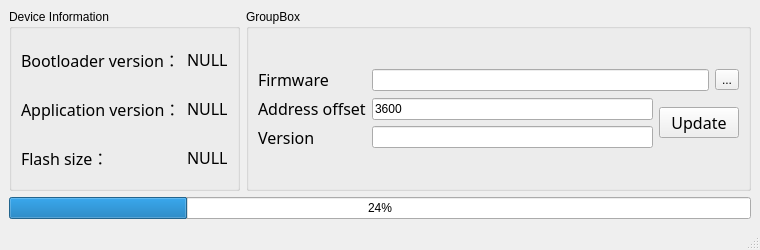
The window that UpdateFirmware/updatefirmware.ui (RainRainLiu/LynnFly-Station) describes before a commit, drawn with Qt 5.
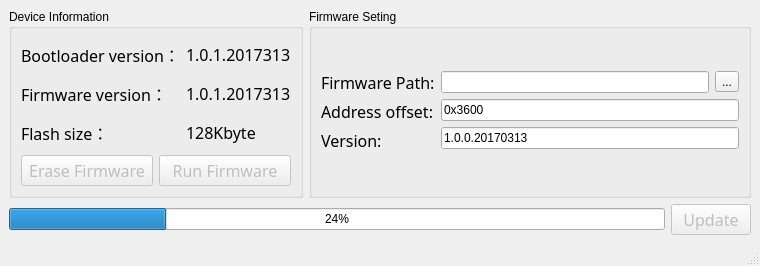
The same window after the commit. Icons and pictures are not drawn.

```diff
--- a/UpdateFirmware/updatefirmware.ui
+++ b/UpdateFirmware/updatefirmware.ui
@@ -7,24 +7,26 @@
     <x>0</x>
     <y>0</y>
     <width>760</width>
-    <height>250</height>
+    <height>266</height>
    </rect>
   </property>
   <property name="windowTitle">
    <string>MainWindow</string>
   </property>
   <widget class="QWidget" name="centralwidget">
+   <layout class="QGridLayout" name="gridLayout_15">
+    <item row="0" column="0">
+     <layout class="QGridLayout" name="gridLayout_14">
+      <item row="0" column="0">
    <layout class="QGridLayout" name="gridLayout_12">
     <item row="0" column="0">
-     <layout class="QGridLayout" name="gridLayout_11">
-      <item row="0" column="0">
-       <layout class="QGridLayout" name="gridLayout_10">
-        <item row="0" column="0">
          <widget class="QGroupBox" name="groupBox">
           <property name="title">
            <string>Device Information</string>
           </property>
-          <layout class="QGridLayout" name="gridLayout_4">
+          <layout class="QGridLayout" name="gridLayout_11">
+           <item row="0" column="0">
+            <layout class="QGridLayout" name="gridLayout_10">
            <item row="0" column="0">
             <layout class="QGridLayout" name="gridLayout_3">
              <item row="0" column="0">
@@ -51,7 +53,7 @@
                   </font>
                  </property>
                  <property name="text">
-                  <string>Application version：</string>
+                    <string>Firmware version：</string>
                  </property>
                 </widget>
                </item>
@@ -81,7 +83,7 @@
                   </font>
                  </property>
                  <property name="text">
-                  <string>NULL</string>
+                    <string>1.0.1.2017313</string>
                  </property>
                 </widget>
                </item>
@@ -94,7 +96,7 @@
                   </font>
                  </property>
                  <property name="text">
-                  <string>NULL</string>
+                    <string>1.0.1.2017313</string>
                  </property>
                 </widget>
                </item>
@@ -107,7 +109,65 @@
                   </font>
                  </property>
                  <property name="text">
-                  <string>NULL</string>
+                    <string>128Kbyte</string>
+                   </property>
+                  </widget>
+                 </item>
+                </layout>
+               </item>
+              </layout>
+             </item>
+             <item row="1" column="0">
+              <layout class="QGridLayout" name="gridLayout_4">
+               <item row="0" column="0">
+                <widget class="QPushButton" name="eraseButton">
+                 <property name="enabled">
+                  <bool>false</bool>
+                 </property>
+                 <property name="font">
+                  <font>
+                   <family>宋体</family>
+                   <pointsize>12</pointsize>
+                  </font>
+                 </property>
+                 <property name="text">
+                  <string>Erase Firmware</string>
+                 </property>
+                 <property name="icon">
+                  <iconset resource="../ico.qrc">
+                   <normaloff>:/ico/ico/empty_bin.png</normaloff>:/ico/ico/empty_bin.png</iconset>
+                 </property>
+                 <property name="iconSize">
+                  <size>
+                   <width>32</width>
+                   <height>32</height>
+                  </size>
+                 </property>
+                </widget>
+               </item>
+               <item row="0" column="1">
+                <widget class="QPushButton" name="runButton">
+                 <property name="enabled">
+                  <bool>false</bool>
+                 </property>
+                 <property name="font">
+                  <font>
+                   <family>宋体</family>
+                   <pointsize>12</pointsize>
+                  </font>
+                 </property>
+                 <property name="text">
+                  <string>Run Firmware</string>
+                 </property>
+                 <property name="icon">
+                  <iconset resource="../ico.qrc">
+                   <normaloff>:/ico/ico/jump.png</normaloff>:/ico/ico/jump.png</iconset>
+                 </property>
+                 <property name="iconSize">
+                  <size>
+                   <width>32</width>
+                   <height>32</height>
+                  </size>
                  </property>
                 </widget>
                </item>
@@ -121,11 +181,11 @@
         <item row="0" column="1">
          <widget class="QGroupBox" name="groupBox_2">
           <property name="title">
-           <string>GroupBox</string>
+           <string>Firmware Seting</string>
           </property>
-          <layout class="QGridLayout" name="gridLayout_14">
+          <layout class="QGridLayout" name="gridLayout_9">
            <item row="0" column="0">
-            <layout class="QGridLayout" name="gridLayout_13">
+            <layout class="QGridLayout" name="gridLayout_8">
              <item row="0" column="0">
               <layout class="QGridLayout" name="gridLayout_6">
                <item row="0" column="0">
@@ -137,7 +197,7 @@
                   </font>
                  </property>
                  <property name="text">
-                  <string>Firmware</string>
+                  <string>Firmware Path:</string>
                  </property>
                 </widget>
                </item>
@@ -150,7 +210,7 @@
                   </font>
                  </property>
                  <property name="text">
-                  <string>Address offset</string>
+                  <string>Address offset:</string>
                  </property>
                 </widget>
                </item>
@@ -163,14 +223,14 @@
                   </font>
                  </property>
                  <property name="text">
-                  <string>Version</string>
+                  <string>Version:</string>
                  </property>
                 </widget>
                </item>
               </layout>
              </item>
              <item row="0" column="1">
-              <layout class="QGridLayout" name="gridLayout_9">
+              <layout class="QGridLayout" name="gridLayout_7">
                <item row="0" column="0">
                 <layout class="QGridLayout" name="gridLayout_5">
                  <item row="0" column="0">
@@ -186,31 +246,16 @@
                 </layout>
                </item>
                <item row="1" column="0">
-                <layout class="QGridLayout" name="gridLayout_8">
-                 <item row="0" column="0">
-                  <layout class="QGridLayout" name="gridLayout_7">
-                   <item row="0" column="0">
-                    <widget class="QLineEdit" name="lineEdit_2">
+                <widget class="QLineEdit" name="addressEdit">
                      <property name="text">
-                      <string>3600</string>
+                  <string>0x3600</string>
                      </property>
                     </widget>
                    </item>
-                   <item row="1" column="0">
-                    <widget class="QLineEdit" name="lineEdit_3"/>
-                   </item>
-                  </layout>
-                 </item>
-                 <item row="0" column="1">
-                  <widget class="QPushButton" name="pushButton">
-                   <property name="font">
-                    <font>
-                     <family>宋体</family>
-                     <pointsize>12</pointsize>
-                    </font>
-                   </property>
+               <item row="2" column="0">
+                <widget class="QLineEdit" name="versionEdit">
                    <property name="text">
-                    <string>Update</string>
+                  <string>1.0.0.20170313</string>
                    </property>
                   </widget>
                  </item>
@@ -219,13 +264,6 @@
               </layout>
              </item>
             </layout>
-           </item>
-          </layout>
-          <zorder>lineEdit</zorder>
-          <zorder>toolButton</zorder>
-          <zorder>lineEdit_2</zorder>
-          <zorder>label_7</zorder>
-          <zorder>label_8</zorder>
           <zorder></zorder>
           <zorder>lineEdit</zorder>
           <zorder>pushButton</zorder>
@@ -236,15 +274,48 @@
        </layout>
       </item>
       <item row="1" column="0">
+       <layout class="QGridLayout" name="gridLayout_13">
+        <item row="0" column="0">
        <widget class="QProgressBar" name="progressBar">
         <property name="value">
          <number>24</number>
         </property>
        </widget>
       </item>
+        <item row="0" column="1">
+         <widget class="QPushButton" name="updateButton">
+          <property name="enabled">
+           <bool>false</bool>
+          </property>
+          <property name="font">
+           <font>
+            <family>宋体</family>
+            <pointsize>12</pointsize>
+           </font>
+          </property>
+          <property name="text">
+           <string>Update</string>
+          </property>
+          <property name="icon">
+           <iconset resource="../ico.qrc">
+            <normaloff>:/ico/ico/Update.png</normaloff>:/ico/ico/Update.png</iconset>
+          </property>
+          <property name="iconSize">
+           <size>
+            <width>32</width>
+            <height>32</height>
+           </size>
+          </property>
+         </widget>
+        </item>
      </layout>
     </item>
    </layout>
+    </item>
+   </layout>
+   <zorder>updateButton</zorder>
+   <zorder>checkBox_2</zorder>
+   <zorder>groupBox_2</zorder>
   </widget>
   <widget class="QStatusBar" name="statusbar"/>
  </widget>
```
Left out of the diff: 25 changed lines with no effect on the pictures. Lines whose indentation alone changed are shown as unchanged.
